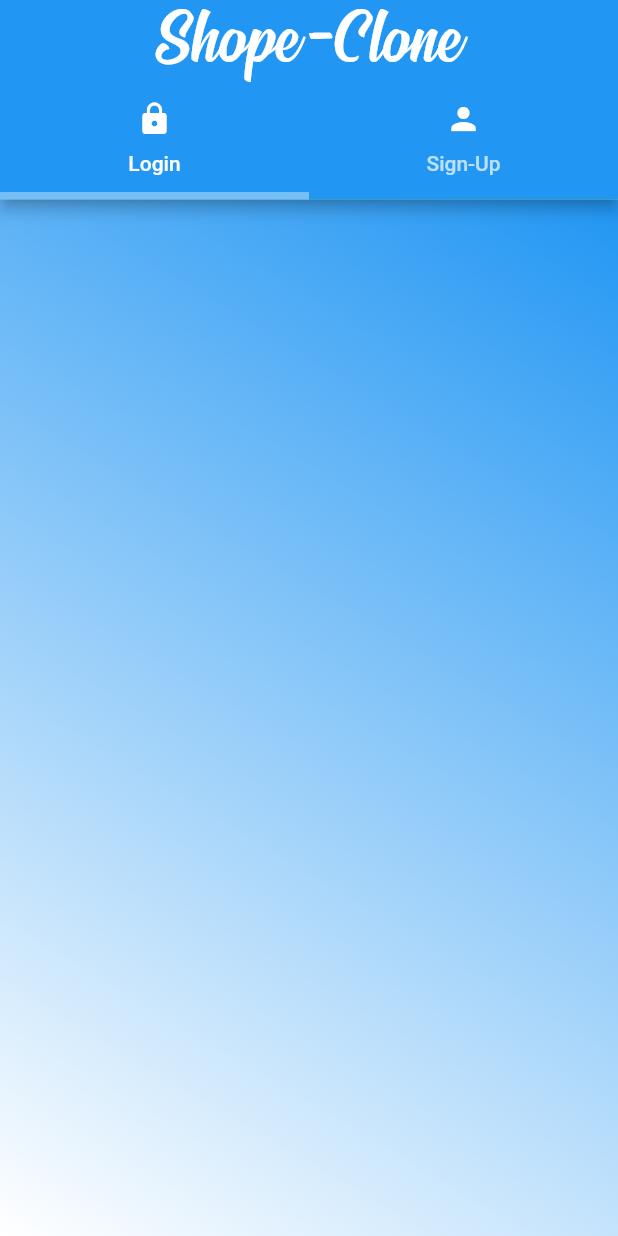
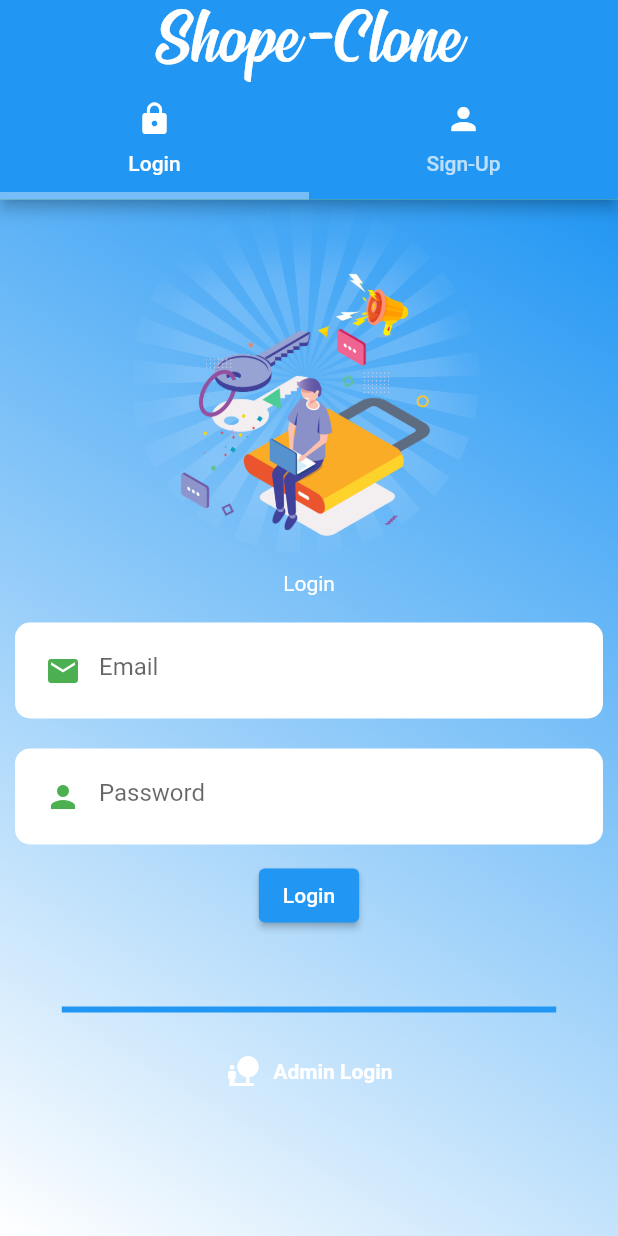
Before and after one commit to samiulislamlive/e_commerce_clone, a Flutter app: the screen it shows after launch, on a phone screen of 412 x 824 dp. Run offline on Flutter 3.47's test engine with Material 2 defaults, Android fonts, the phone set to English and light mode, and no system bars; our stand-ins replace cloud_firestore, firebase_auth, firebase_storage, fluttertoast, image_picker, shared_preferences; accounts and stored records are empty.

Commit message:
logindone

```diff
--- a/lib/Authentication/login.dart
+++ b/lib/Authentication/login.dart
@@ -1,3 +1,4 @@
+import 'package:cloud_firestore/cloud_firestore.dart';
 import 'package:e_shop/Admin/adminLogin.dart';
 import 'package:e_shop/Widgets/customTextField.dart';
 import 'package:e_shop/DialogBox/errorDialog.dart';
@@ -19,8 +20,139 @@ class Login extends StatefulWidget {
 
 class _LoginState extends State<Login>
 {
+
+  final TextEditingController _emailTextEditingController = TextEditingController();
+  final TextEditingController _passwordTextEditingController = TextEditingController();
+  GlobalKey<FormState> _formkey = GlobalKey<FormState>();
+
   @override
   Widget build(BuildContext context) {
-    return Text("");
+    double _screenwidth = MediaQuery.of(context).size.width, _screenheight = MediaQuery.of(context).size.height;
+    return SingleChildScrollView(
+      child: Container(
+        child: Column(
+          mainAxisSize: MainAxisSize.max,
+          children: [
+            Container(
+              alignment: Alignment.bottomCenter,
+              child: Image.asset("images/login.png",
+              height: 240.0,
+                width: 240.0,
+              ),
+            ),
+            Padding(
+              padding: EdgeInsets.all(8.0),
+              child: Text(
+                "Login",
+                style: TextStyle(
+                  color: Colors.white,
+                ),
+              ),
+            ),
+            Form(
+              key: _formkey,
+              child: Column(
+                children: [
+                  CustomTextField(
+                    controller: _emailTextEditingController,
+                    data: Icons.email,
+                    hintText: "Email",
+                    isObsecure: false,
+                  ),
+                  CustomTextField(
+                    controller: _passwordTextEditingController,
+                    data: Icons.person,
+                    hintText: "Password",
+                    isObsecure: true,
+                  ),
+                ],
+              ),
+            ),
+            ElevatedButton(
+                onPressed: (){
+                  _emailTextEditingController.text.isNotEmpty
+                  && _passwordTextEditingController.text.isNotEmpty
+                  ? loginUser()
+                  :showDialog(
+                    context: context,
+                    builder: (c){
+                      return ErrorAlertDialog(message: "Please include email and password",);
+                    }
+                  );
+                },
+                child: Text(
+                  "Login", style: TextStyle(
+                  color: Colors.white,
+                ),
+                )),
+            SizedBox(
+              height: 50.0,
+            ),
+            Container(
+              height: 4.0,
+              width: _screenwidth*0.8,
+              color: Colors.blue,
+            ),
+            SizedBox(
+              height: 15.0,
+            ),
+            TextButton.icon(onPressed: ()=> Navigator.push(context, MaterialPageRoute(builder: (context)=> AdminSignInPage())),
+                icon: (Icon(Icons.nature_people, color: Colors.white,)),
+                label: Text("Admin Login",
+                style: TextStyle(color: Colors.white,
+                fontWeight: FontWeight.bold),),),
+          ],
+        ),
+      ),
+    );
+  }
+
+  FirebaseAuth _auth = FirebaseAuth.instance;
+  void loginUser() async{
+    showDialog(
+      context: context,
+      builder: (c){
+        return LoadingAlertDialog(message: "Authentication on process",);
+      }
+    );
+    FirebaseUser firebaseUser;
+    await _auth.signInWithEmailAndPassword(email: _emailTextEditingController.text.trim(),
+        password: _passwordTextEditingController.text.trim()
+    ).then((authUser){
+      firebaseUser = authUser.user;
+    }).catchError((error){
+      Navigator.pop(context);
+      showDialog(
+          context: context,
+          builder: (c)
+          {
+            return ErrorAlertDialog(message: error.message.toString(),);
+          }
+      );
+    });
+    if(firebaseUser !=null)
+      {
+        readData(firebaseUser).then((s){
+          Navigator.pop(context);
+          Route route = MaterialPageRoute(
+          builder: (c) => StoreHome());
+          Navigator.pushReplacement(context, route);
+        });
+      }
+  }
+  Future readData(FirebaseUser fUser) async{
+    Firestore.instance.collection("users").document(fUser.uid).get().then((dataSnapshot)
+    async {
+      await EcommerceApp.sharedPreferences.setString("uid", dataSnapshot.data[EcommerceApp.userUID]);
+
+      await EcommerceApp.sharedPreferences.setString(EcommerceApp.userEmail, dataSnapshot.data[EcommerceApp.userEmail]);
+
+      await EcommerceApp.sharedPreferences.setString(EcommerceApp.userName, dataSnapshot.data[EcommerceApp.userName]);
+
+      await EcommerceApp.sharedPreferences.setString(EcommerceApp.userAvatarUrl, dataSnapshot.data[EcommerceApp.userAvatarUrl]);
+
+      List<String> cartList = dataSnapshot.data[EcommerceApp.userCartList].cast<String>();
+      await EcommerceApp.sharedPreferences.setStringList(EcommerceApp.userCartList, cartList);
+    });
   }
 }
--- a/lib/Authentication/register.dart
+++ b/lib/Authentication/register.dart
@@ -150,7 +150,7 @@ class _RegisterState extends State<Register>
     showDialog(
       context: context,
       builder: (c){
-        return LoadingAlertDialog(message: "Authentication is on process",);
+        return LoadingAlertDialog(message: "Signing Up",);
       }
     );
 
@@ -199,6 +199,7 @@ class _RegisterState extends State<Register>
       "email": fUser.email,
       "name": _nameTextEditingController.text.trim(),
       "url": userImageUrl,
+      EcommerceApp.userCartList: ["garbageValue"]
 
     });
 
```
